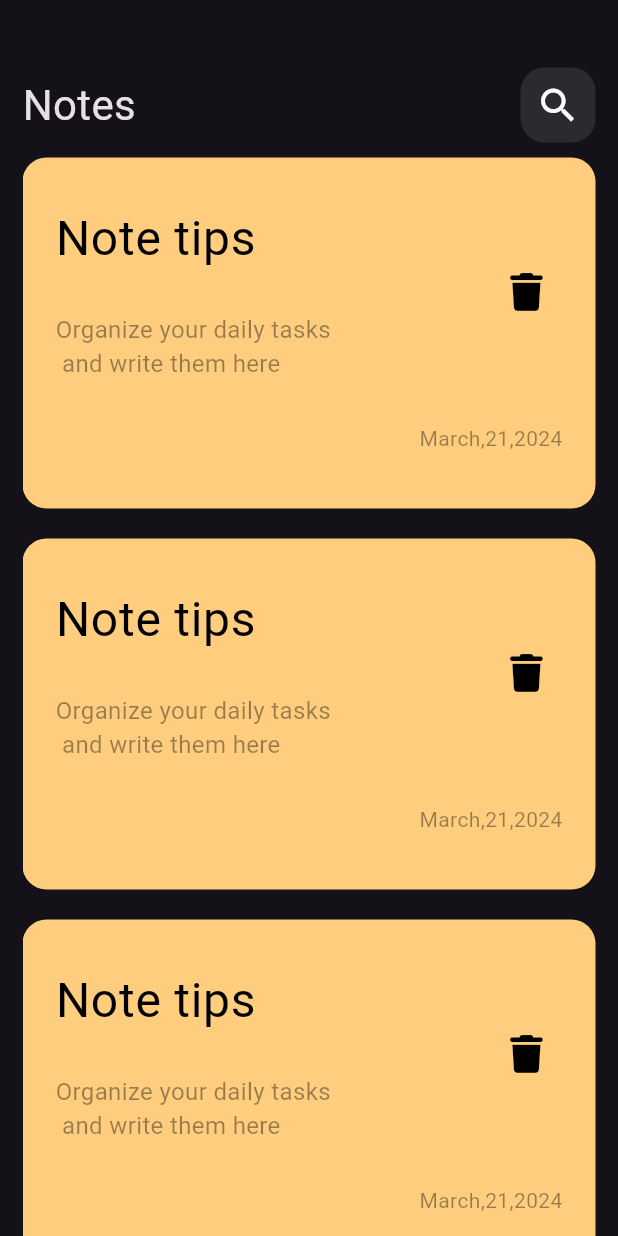
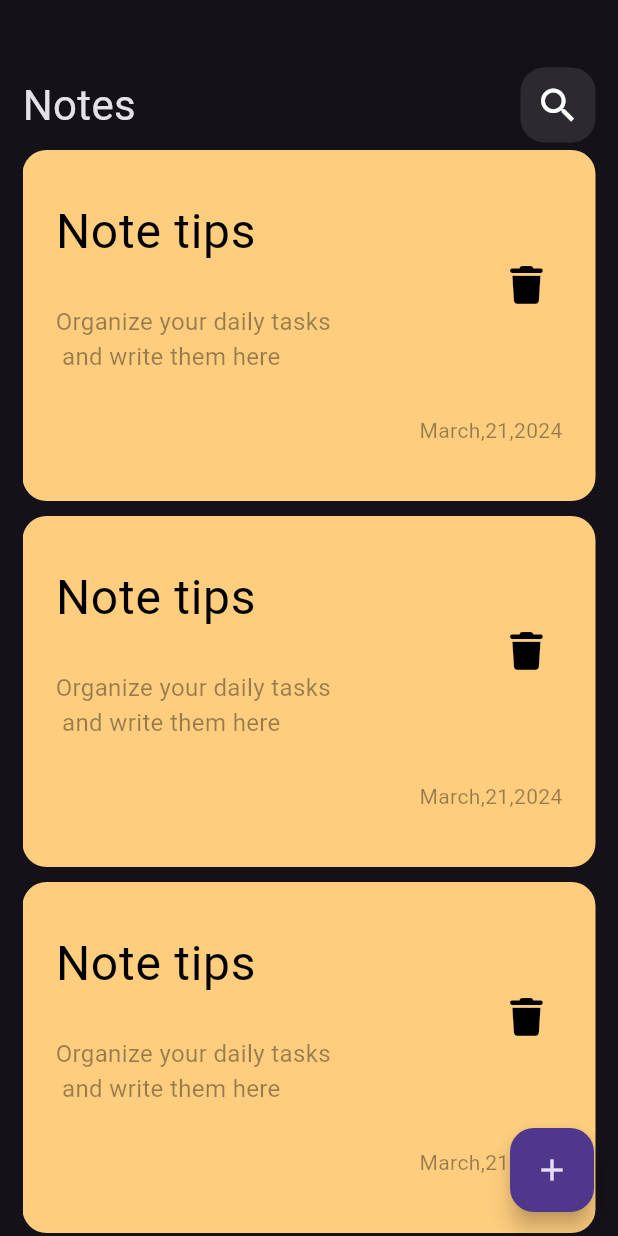
Before and after one commit to abdarahmann/Note-App, a Flutter app: the screen it shows after launch, on a phone screen of 412 x 824 dp. Run offline on Flutter 3.47's test engine with Material 3 defaults, Android fonts, the phone set to English and light mode, and no system bars; our stand-ins replace font_awesome_flutter; Roboto replaces fonts that are missing (Poppins).

Commit message:
create float action button

```diff
--- a/lib/views/note_view.dart
+++ b/lib/views/note_view.dart
@@ -7,8 +7,13 @@ class NoteView extends StatelessWidget {
 
   @override
   Widget build(BuildContext context) {
-    return const Scaffold(
-      body:NotesViewBody() ,
+    return Scaffold(
+      floatingActionButton: FloatingActionButton(
+        onPressed: () {},
+        child: const Icon(Icons.add),
+
+      ),
+      body: const NotesViewBody(),
     );
   }
 }
--- a/lib/widgets/notes_list_view.dart
+++ b/lib/widgets/notes_list_view.dart
@@ -1,4 +1,3 @@
-
 import 'package:flutter/material.dart';
 
 import 'note_item_widget.dart';
@@ -10,9 +9,9 @@ class NotesListView extends StatelessWidget {
   Widget build(BuildContext context) {
     return ListView.builder(
       itemBuilder: (context, int index) {
-        return Padding(
-          padding: const EdgeInsets.symmetric(vertical: 10),
-          child: const NoteItem(),
+        return const Padding(
+          padding: EdgeInsets.symmetric(vertical: 5),
+          child: NoteItem(),
         );
       },
     );
```
